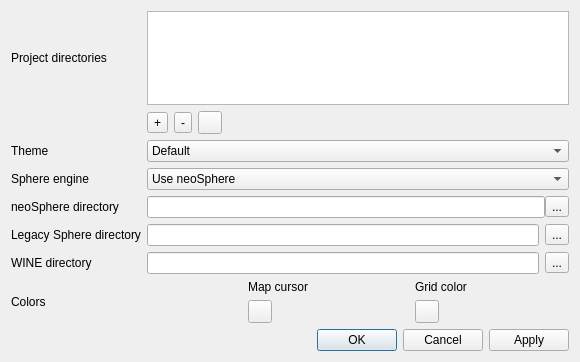
Above: ui/settingswindow.ui from Eggbertx/QtSphere-IDE before the change. Below: the same form after it.
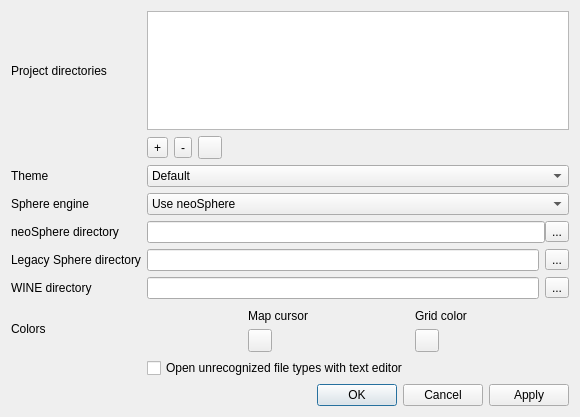
That is the form after the change. Icons and pictures are not drawn. Custom widgets are drawn as their Qt base class.

Patch:
```diff
--- a/ui/settingswindow.ui
+++ b/ui/settingswindow.ui
@@ -10,7 +10,7 @@
     <x>0</x>
     <y>0</y>
     <width>580</width>
-    <height>362</height>
+    <height>417</height>
    </rect>
   </property>
   <property name="minimumSize">
@@ -42,24 +42,7 @@
      </property>
     </widget>
    </item>
-   <item row="4" column="2">
-    <layout class="QHBoxLayout" name="engineDirLayout">
-     <property name="spacing">
-      <number>0</number>
-     </property>
-     <item>
-      <widget class="QLineEdit" name="neosphereDir_txt"/>
-     </item>
-     <item>
-      <widget class="QToolButton" name="neosphereDir_btn">
-       <property name="text">
-        <string>...</string>
-       </property>
-      </widget>
-     </item>
-    </layout>
-   </item>
-   <item row="0" column="2">
+   <item row="0" column="1">
     <widget class="QListWidget" name="projectDirsList">
      <property name="sizePolicy">
       <sizepolicy hsizetype="Expanding" vsizetype="Fixed">
@@ -72,14 +55,7 @@
      </property>
     </widget>
    </item>
-   <item row="7" column="0">
-    <widget class="QLabel" name="label">
-     <property name="text">
-      <string>Colors</string>
-     </property>
-    </widget>
-   </item>
-   <item row="1" column="2">
+   <item row="1" column="1">
     <layout class="QHBoxLayout" name="projectDirBtnsLayout">
      <item>
       <widget class="QToolButton" name="addDirButton">
@@ -135,7 +111,14 @@
      </item>
     </layout>
    </item>
-   <item row="2" column="2">
+   <item row="2" column="0">
+    <widget class="QLabel" name="theme_lbl">
+     <property name="text">
+      <string>Theme</string>
+     </property>
+    </widget>
+   </item>
+   <item row="2" column="1">
     <widget class="QComboBox" name="themeCombo">
      <item>
       <property name="text">
@@ -154,14 +137,14 @@
      </item>
     </widget>
    </item>
-   <item row="5" column="0">
-    <widget class="QLabel" name="legacySphereDir_lbl">
+   <item row="3" column="0">
+    <widget class="QLabel" name="sphereEngine_lbl">
      <property name="text">
-      <string>Legacy Sphere directory</string>
+      <string>Sphere engine</string>
      </property>
     </widget>
    </item>
-   <item row="3" column="2">
+   <item row="3" column="1">
     <widget class="QComboBox" name="whichEngine_combo">
      <property name="toolTip">
       <string>&lt;html&gt;&lt;head/&gt;&lt;body&gt;&lt;p&gt;If the legacy engine is chosen on a non-Windows OS and WINE is available, it will be used.&lt;/p&gt;&lt;/body&gt;&lt;/html&gt;</string>
@@ -181,44 +164,6 @@
      </item>
     </widget>
    </item>
-   <item row="8" column="2">
-    <widget class="QDialogButtonBox" name="buttonBox">
-     <property name="standardButtons">
-      <set>QDialogButtonBox::Apply|QDialogButtonBox::Cancel|QDialogButtonBox::Ok</set>
-     </property>
-     <property name="centerButtons">
-      <bool>false</bool>
-     </property>
-    </widget>
-   </item>
-   <item row="3" column="0">
-    <widget class="QLabel" name="sphereEngine_lbl">
-     <property name="text">
-      <string>Sphere engine</string>
-     </property>
-    </widget>
-   </item>
-   <item row="5" column="2">
-    <layout class="QHBoxLayout" name="horizontalLayout">
-     <item>
-      <widget class="QLineEdit" name="legacySphereDir_txt"/>
-     </item>
-     <item>
-      <widget class="QToolButton" name="legacySphereDir_btn">
-       <property name="text">
-        <string>...</string>
-       </property>
-      </widget>
-     </item>
-    </layout>
-   </item>
-   <item row="2" column="0">
-    <widget class="QLabel" name="theme_lbl">
-     <property name="text">
-      <string>Theme</string>
-     </property>
-    </widget>
-   </item>
    <item row="4" column="0">
     <widget class="QLabel" name="neoSphereDir_lbl">
      <property name="text">
@@ -226,8 +171,77 @@
      </property>
     </widget>
    </item>
-   <item row="7" column="2">
+   <item row="4" column="1">
+    <layout class="QHBoxLayout" name="engineDirLayout">
+     <property name="spacing">
+      <number>0</number>
+     </property>
+     <item>
+      <widget class="QLineEdit" name="neosphereDir_txt"/>
+     </item>
+     <item>
+      <widget class="QToolButton" name="neosphereDir_btn">
+       <property name="text">
+        <string>...</string>
+       </property>
+      </widget>
+     </item>
+    </layout>
+   </item>
+   <item row="5" column="0">
+    <widget class="QLabel" name="legacySphereDir_lbl">
+     <property name="text">
+      <string>Legacy Sphere directory</string>
+     </property>
+    </widget>
+   </item>
+   <item row="5" column="1">
+    <layout class="QHBoxLayout" name="horizontalLayout">
+     <item>
+      <widget class="QLineEdit" name="legacySphereDir_txt"/>
+     </item>
+     <item>
+      <widget class="QToolButton" name="legacySphereDir_btn">
+       <property name="text">
+        <string>...</string>
+       </property>
+      </widget>
+     </item>
+    </layout>
+   </item>
+   <item row="6" column="0">
+    <widget class="QLabel" name="wineDir_lbl">
+     <property name="text">
+      <string>WINE directory</string>
+     </property>
+    </widget>
+   </item>
+   <item row="6" column="1">
+    <layout class="QHBoxLayout" name="wineDir_layout">
+     <item>
+      <widget class="QLineEdit" name="wineDir_txt"/>
+     </item>
+     <item>
+      <widget class="QToolButton" name="wineDir_btn">
+       <property name="text">
+        <string>...</string>
+       </property>
+      </widget>
+     </item>
+    </layout>
+   </item>
+   <item row="7" column="0">
+    <widget class="QLabel" name="label">
+     <property name="text">
+      <string>Colors</string>
+     </property>
+    </widget>
+   </item>
+   <item row="7" column="1">
     <layout class="QGridLayout" name="colorsLayout">
+     <property name="topMargin">
+      <number>4</number>
+     </property>
      <property name="horizontalSpacing">
       <number>6</number>
      </property>
@@ -267,26 +281,25 @@
      </item>
     </layout>
    </item>
-   <item row="6" column="0">
-    <widget class="QLabel" name="wineDir_lbl">
+   <item row="8" column="1">
+    <widget class="QCheckBox" name="unrecognizedInText_chk">
      <property name="text">
-      <string>WINE directory</string>
+      <string>Open unrecognized file types with text editor</string>
+     </property>
+     <property name="checkable">
+      <bool>true</bool>
      </property>
     </widget>
    </item>
-   <item row="6" column="2">
-    <layout class="QHBoxLayout" name="wineDir_layout">
-     <item>
-      <widget class="QLineEdit" name="wineDir_txt"/>
-     </item>
-     <item>
-      <widget class="QToolButton" name="wineDir_btn">
-       <property name="text">
-        <string>...</string>
-       </property>
-      </widget>
-     </item>
-    </layout>
+   <item row="9" column="1">
+    <widget class="QDialogButtonBox" name="buttonBox">
+     <property name="standardButtons">
+      <set>QDialogButtonBox::Apply|QDialogButtonBox::Cancel|QDialogButtonBox::Ok</set>
+     </property>
+     <property name="centerButtons">
+      <bool>false</bool>
+     </property>
+    </widget>
    </item>
   </layout>
  </widget>
```
